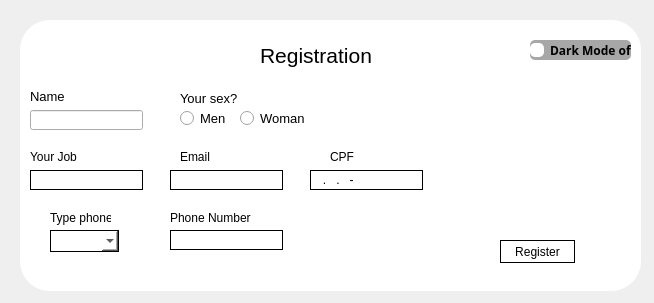
First picture: the form in UIs/ui_registration.ui, repository yurialvesL/Crud_Pyqt, before the edit.
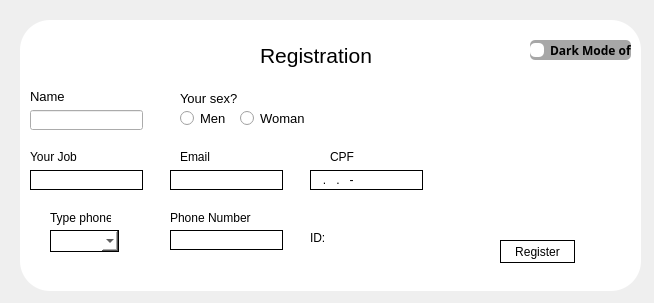
Second picture: the form after the edit.

Patch:
```diff
--- a/UIs/ui_registration.ui
+++ b/UIs/ui_registration.ui
@@ -341,6 +341,32 @@
       <string>Register</string>
      </property>
     </widget>
+    <widget class="QLabel" name="label_9">
+     <property name="geometry">
+      <rect>
+       <x>290</x>
+       <y>210</y>
+       <width>21</width>
+       <height>16</height>
+      </rect>
+     </property>
+     <property name="text">
+      <string>ID:</string>
+     </property>
+    </widget>
+    <widget class="QLabel" name="lbl_id">
+     <property name="geometry">
+      <rect>
+       <x>320</x>
+       <y>212</y>
+       <width>47</width>
+       <height>13</height>
+      </rect>
+     </property>
+     <property name="text">
+      <string/>
+     </property>
+    </widget>
    </widget>
    <zorder>frame</zorder>
    <zorder>label</zorder>
```
Left out of the diff: 22 changed lines with no effect on the pictures.
